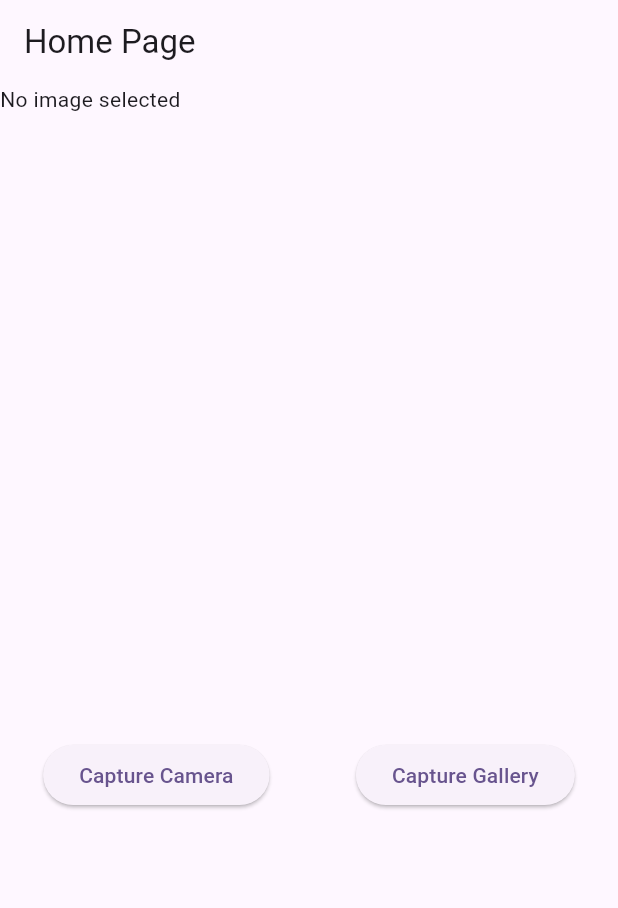
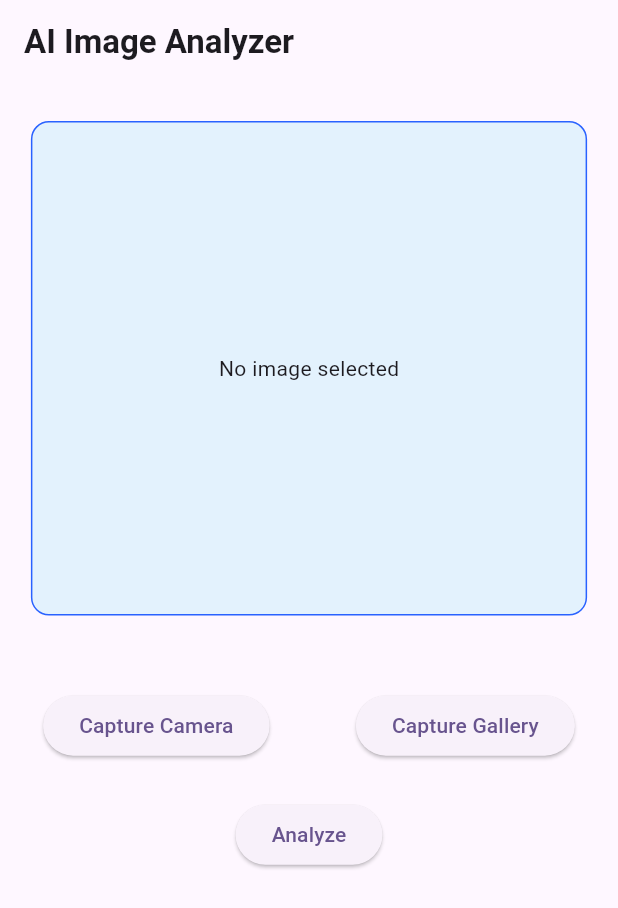
Before and after one commit to KaushikDas9/ML-Project, a Flutter app: the screen it shows after launch, on a phone screen of 412 x 824 dp. Shown: the top 908 px of the screen. Run offline on Flutter 3.47's test engine with Material 3 defaults, Android fonts, the phone set to English and light mode, and no system bars; our stand-ins replace image_picker.

Commit message:
Image upload added

```diff
--- /dev/null
+++ b/lib/Config/Api/all_api.dart
@@ -0,0 +1,5 @@
+class AllApis {
+
+  static String baseUrl = "https://e761-103-170-183-217.ngrok-free.app";
+  static String uploadToCDN = "$baseUrl/api/v1/cdn/docs/uploadImage";
+}
--- a/lib/Pages/home_page.dart
+++ b/lib/Pages/home_page.dart
@@ -1,7 +1,7 @@
 import 'dart:io';
-
 import 'package:flutter/material.dart';
 import 'package:mlproject/Service/Image-Picker/image_pick.dart';
+import 'package:mlproject/Service/s3/cdn_s3.dart';
 
 class HomePage extends StatefulWidget {
   const HomePage({super.key});
@@ -12,7 +12,9 @@ class HomePage extends StatefulWidget {
 
 class _HomePageState extends State<HomePage> {
   String? cameraImageFile = "";
-  String? _cameraGalleryFile = "";
+  String? preSignedUrlOfImage = "";
+  bool isAnalyzing = false;
+
 
   @override
   Widget build(BuildContext context) {
@@ -21,20 +23,33 @@ class _HomePageState extends State<HomePage> {
 
     return Scaffold(
       appBar: AppBar(
-        title: const Text("Home Page"),
+        title: const Text(
+          "AI Image Analyzer",
+          style: TextStyle(fontWeight: FontWeight.bold),
+        ),
       ),
       body: SafeArea(
+        child: SingleChildScrollView(
           child: Column(
             children: [
-            SizedBox(
-              // color: Colors.amber,
+              Container(
+                decoration: BoxDecoration(
+                  color: Colors.blue[50],
+                  borderRadius: BorderRadius.circular(12),
+                  border: Border.all(color: Colors.blueAccent.shade700, width: 1),
+                ),
+                margin: EdgeInsets.symmetric(horizontal: width * 0.05,vertical: height * 0.03),
                 width: width,
-              height: height / 2,
+                height: height / 2.5,
                 child: cameraImageFile != ""
-                  ? Image.file(
+                    ? ClipRRect(
+                        borderRadius: BorderRadius.circular(10),
+                        child: Image.file(
                           File(cameraImageFile!),
+                          fit: BoxFit.cover,
+                        ),
                       )
-                  : const Text("No image selected"),
+                    : const Center(child: Text("No image selected")),
               ),
               Padding(
                 padding: EdgeInsets.symmetric(vertical: height * 0.03),
@@ -46,33 +61,69 @@ class _HomePageState extends State<HomePage> {
                       onPressed: () async {
                         String? imagePath =
                             await ImagePickerService().getImageFromCamera();
+
+                        preSignedUrlOfImage =
+                            await CDNS3Service().uploadFileToS3(File(imagePath!));
+
                         setState(() {
                           cameraImageFile = imagePath;
                         });
                         debugPrint(cameraImageFile);
+                        debugPrint(preSignedUrlOfImage);
                       },
-                        child: const Text("Capture Camera")),
+                      child: const Text("Capture Camera"),
+                    ),
                     ElevatedButton(
                       onPressed: () async {
                         String? imagePath =
                             await ImagePickerService().getImageFromGallery();
+
+                        preSignedUrlOfImage =
+                            await CDNS3Service().uploadFileToS3(File(imagePath!));
+
                         setState(() {
-                            imagePath = _cameraGalleryFile;
+                          cameraImageFile = imagePath;
                         });
-
+                        debugPrint("pre: $preSignedUrlOfImage");
                         debugPrint("Capture Gallery");
                       },
-                        child: const Text("Capture Gallery")),
-                    // ElevatedButton(
-                    //     onPressed: () async {
-                    //       // String? file =
-                    //       //   await ImagePickerService().getImageFromGallery();
-                    //         debugPrint("analyze");
-                    //     },
-                    //     child: const Text("analyze")),
-                  ]),
+                      child: const Text("Capture Gallery"),
+                    ),
+                  ],
+                ),
+              ),
+              Row(
+                mainAxisAlignment: MainAxisAlignment.center,
+                crossAxisAlignment: CrossAxisAlignment.center,
+                children: [
+                  ElevatedButton(
+                    onPressed: () {
+                      setState(() {
+                        isAnalyzing = !isAnalyzing; // Show the container when clicked
+                      });
+                    },
+                    child: const Text("Analyze"),
                   )
                 ],
+              ),
+
+
+              if (isAnalyzing)
+                Container(
+
+                  decoration: BoxDecoration(
+                    color: Colors.grey[200],
+                    borderRadius: BorderRadius.circular(12),
+                    border:
+                        Border.all(color: Colors.blueAccent.shade700, width: 1),
+                  ),
+                  margin: EdgeInsets.symmetric(horizontal: width * 0.05, vertical: height * 0.03),
+                  width: width,
+                  padding: EdgeInsets.all(height * 0.03),
+                  child: const Text("Text will be appear here"),
+                ),
+            ],
+          ),
         ),
       ),
     );
--- a/pubspec.yaml
+++ b/pubspec.yaml
@@ -35,6 +35,8 @@ dependencies:
   # Use with the CupertinoIcons class for iOS style icons.
   cupertino_icons: ^1.0.8
   image_picker: ^1.1.2
+  http: ^1.3.0
+  flutter_image_compress: ^2.4.0
 
 dev_dependencies:
   flutter_test:
```
Also changed, not shown: lib/Service/s3/cdn_s3.dart (added, +45 -0 lines), lib/Config/Api/AllApi.dart (deleted), pubspec.lock, 1 other file. Lines whose indentation alone changed are shown as unchanged.
